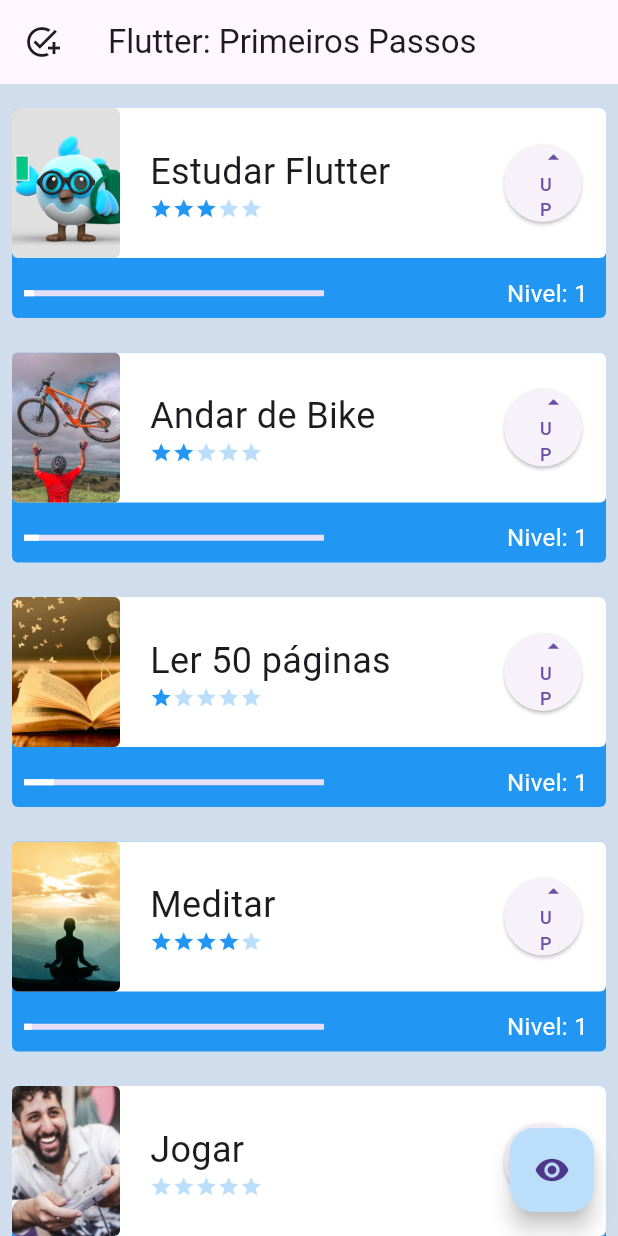
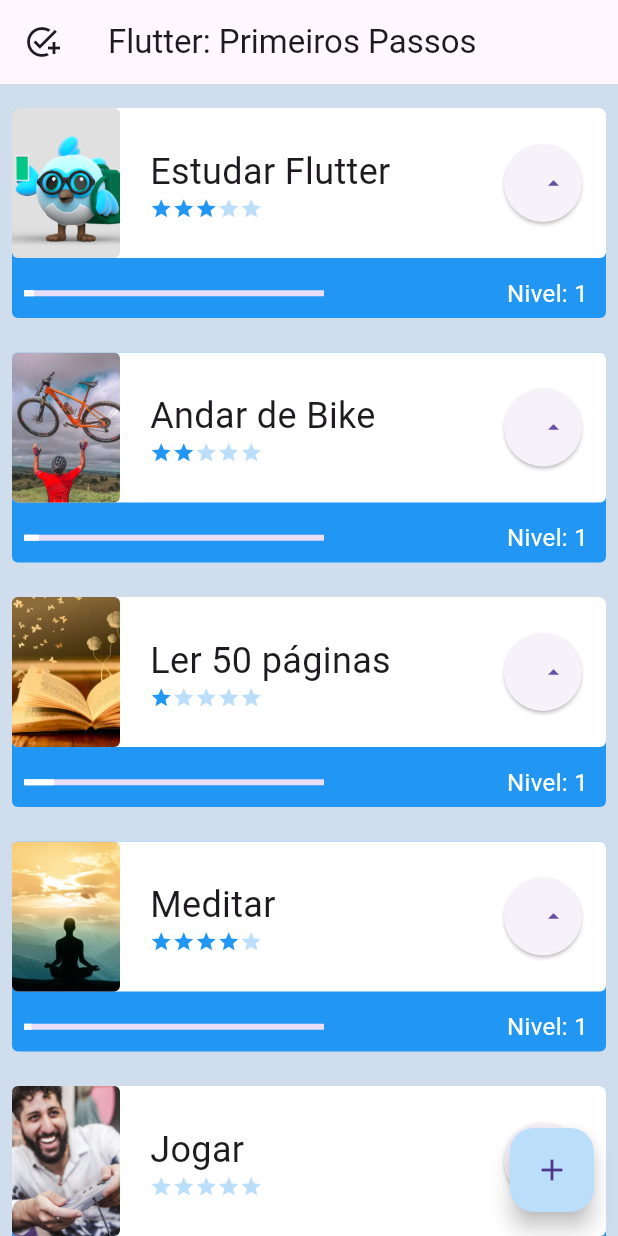
Before and after one commit to ThomasDixini/FlutterEstudos, a Flutter app: the InitialScreen screen opened directly, on a phone screen of 412 x 824 dp. Run offline on Flutter 3.47's test engine with Material 3 defaults, Android fonts, the phone set to English and light mode, and no system bars; network calls fail.

Commit message:
:sparkles: feat: Adicioanndo navegação entre as telas

```diff
--- a/lib/components/tasks.dart
+++ b/lib/components/tasks.dart
@@ -69,7 +69,7 @@ class _TasksState extends State<Tasks> {
                         mainAxisAlignment: MainAxisAlignment.center,
                         crossAxisAlignment: CrossAxisAlignment.start,
                         children: [
-                          Container(
+                          SizedBox(
                             width: 200,
                             child: Text(
                               widget.nome,
@@ -84,20 +84,16 @@ class _TasksState extends State<Tasks> {
                       ),
                       Padding(
                         padding: const EdgeInsets.all(16.0),
-                        child: Container(
+                        child: SizedBox(
                           height: 52,
                           width: 52,
                           child: ElevatedButton(
                             onPressed: levelUp,
-                            child: Column(
-                              mainAxisAlignment: MainAxisAlignment.spaceEvenly,
-                              crossAxisAlignment: CrossAxisAlignment.end,
-                              children: const [
+                            child: const Column(
+                              mainAxisAlignment: MainAxisAlignment.center,
+                              crossAxisAlignment: CrossAxisAlignment.center,
+                              children: [
                                 Icon(Icons.arrow_drop_up),
-                                Text(
-                                  'UP',
-                                  style: TextStyle(fontSize: 12),
-                                ),
                               ],
                             ),
                           ),
@@ -113,7 +109,7 @@ class _TasksState extends State<Tasks> {
                       padding: const EdgeInsets.only(
                         left: 8,
                       ),
-                      child: Container(
+                      child: SizedBox(
                         width: 200,
                         child: LinearProgressIndicator(
                           color: Colors.white,
@@ -127,7 +123,7 @@ class _TasksState extends State<Tasks> {
                       padding: const EdgeInsets.all(12.0),
                       child: Text(
                         'Nivel: $level',
-                        style: TextStyle(color: Colors.white, fontSize: 16),
+                        style: const TextStyle(color: Colors.white, fontSize: 16),
                       ),
                     ),
                   ],
--- a/lib/main.dart
+++ b/lib/main.dart
@@ -24,7 +24,7 @@ class _MyAppState extends State<MyApp> {
       theme: ThemeData(
         primarySwatch: Colors.blue,
       ),
-      home: const FormScreen(),
+      home: const InitialScreen(),
     );
   }
 }
--- a/lib/screens/form_screen.dart
+++ b/lib/screens/form_screen.dart
@@ -21,7 +21,6 @@ class _FormScreenState extends State<FormScreen> {
       child: Scaffold(
         appBar: AppBar(
           title: const Text("Nova Tarefa"),
-          leading: Container(),
         ),
         body: Center(
           child: SingleChildScrollView(
@@ -111,6 +110,7 @@ class _FormScreenState extends State<FormScreen> {
                     onPressed: () {
                       if(_formKey.currentState!.validate()){
                         ScaffoldMessenger.of(context).showSnackBar(const SnackBar(content: Text("Dados Adicionados")));
+                        Navigator.pop(context);
                       }
                     },
                     child: const Text("Adicionar"),
--- a/lib/screens/tela_inicial.dart
+++ b/lib/screens/tela_inicial.dart
@@ -1,4 +1,5 @@
 import 'package:alura_flutter_curso_1/components/tasks.dart';
+import 'package:alura_flutter_curso_1/screens/form_screen.dart';
 import 'package:flutter/material.dart';
 
 class InitialScreen extends StatefulWidget {
@@ -10,7 +11,6 @@ class InitialScreen extends StatefulWidget {
 
 class _InitialScreenState extends State<InitialScreen> {
   @override
-  bool opacidade = true;
 
   @override
   Widget build(BuildContext context) {
@@ -19,10 +19,7 @@ class _InitialScreenState extends State<InitialScreen> {
         title: const Text('Flutter: Primeiros Passos'),
         leading: const Icon(Icons.add_task),
       ),
-      body: AnimatedOpacity(
-        opacity: opacidade ? 1.0 : 0.0,
-        duration: const Duration(milliseconds: 500),
-        child: Container(
+      body: Container(
         color: const Color.fromARGB(255, 208, 221, 237),
         child: ListView(
           children: const [
@@ -44,15 +41,14 @@ class _InitialScreenState extends State<InitialScreen> {
           ],
         ),
       ),
-      ),
       floatingActionButton: FloatingActionButton(
         onPressed: () {
           setState(() {
-            opacidade = !opacidade;
+            Navigator.push(context, MaterialPageRoute(builder: (context) => const FormScreen()));
           });
         },
         backgroundColor: Colors.blue[100],
-        child: const Icon(Icons.remove_red_eye),
+        child: const Icon(Icons.add),
       ),
     );
   }
```
Lines whose indentation alone changed are shown as unchanged.
